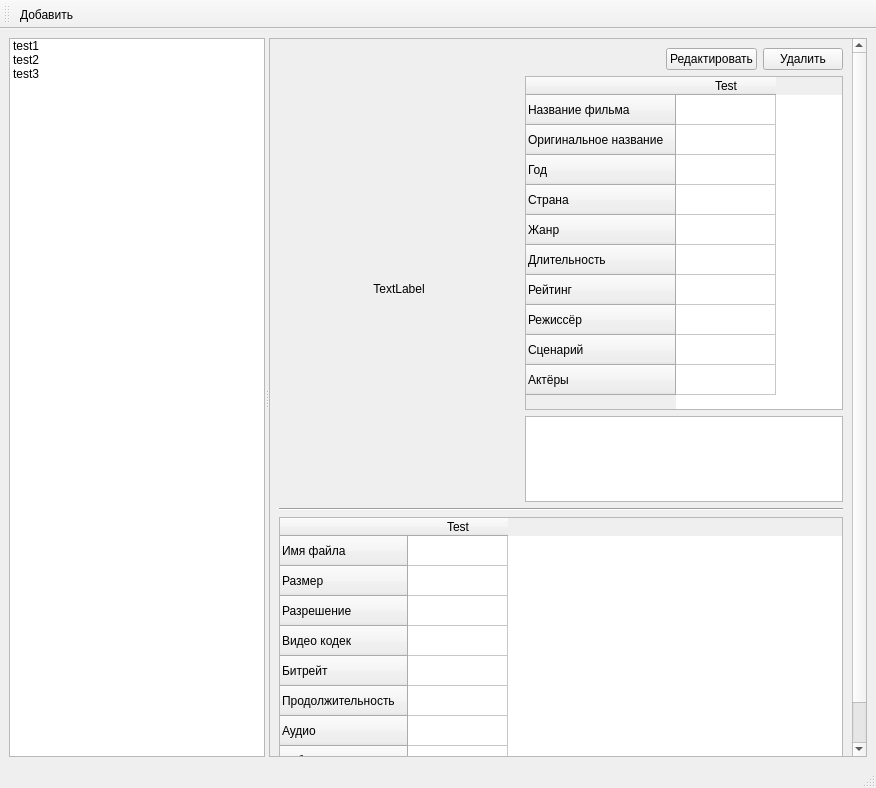
This is data/main.ui in antonkoatl/MvCatalog as Qt 5 draws it before an edit. The edited form follows.
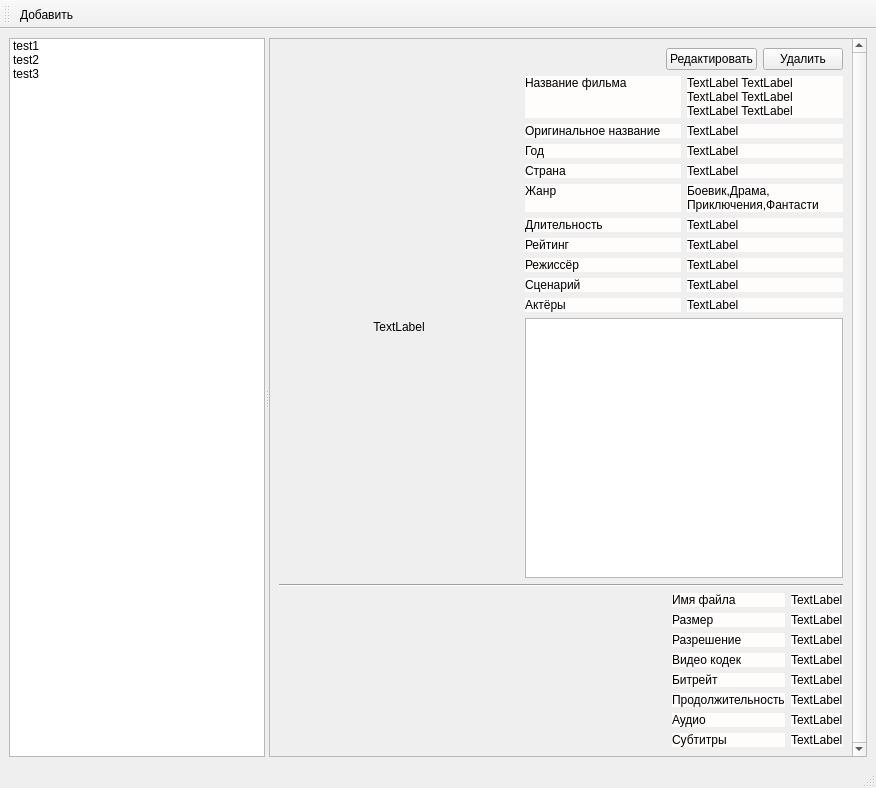
This is the edited form.

Commit message: Replaced tables with labels

What changed in the file:
```diff
--- a/data/main.ui
+++ b/data/main.ui
@@ -68,7 +68,7 @@
              <x>0</x>
              <y>0</y>
              <width>576</width>
-             <height>775</height>
+             <height>699</height>
             </rect>
            </property>
            <layout class="QVBoxLayout" name="verticalLayout_3">
@@ -133,90 +133,310 @@
               <item>
                <layout class="QVBoxLayout" name="verticalLayout_4">
                 <item>
-                 <widget class="QTableWidget" name="tableWidget">
-                  <property name="sizePolicy">
-                   <sizepolicy hsizetype="Expanding" vsizetype="MinimumExpanding">
-                    <horstretch>0</horstretch>
-                    <verstretch>0</verstretch>
-                   </sizepolicy>
-                  </property>
-                  <property name="minimumSize">
-                   <size>
-                    <width>0</width>
-                    <height>0</height>
-                   </size>
-                  </property>
-                  <property name="verticalScrollBarPolicy">
-                   <enum>Qt::ScrollBarAsNeeded</enum>
-                  </property>
-                  <property name="sizeAdjustPolicy">
-                   <enum>QAbstractScrollArea::AdjustToContents</enum>
-                  </property>
-                  <property name="autoScroll">
-                   <bool>true</bool>
-                  </property>
-                  <property name="rowCount">
-                   <number>10</number>
-                  </property>
-                  <property name="columnCount">
-                   <number>1</number>
-                  </property>
-                  <row>
-                   <property name="text">
-                    <string>Название фильма</string>
-                   </property>
-                  </row>
-                  <row>
-                   <property name="text">
-                    <string>Оригинальное название</string>
-                   </property>
-                  </row>
-                  <row>
-                   <property name="text">
-                    <string>Год</string>
-                   </property>
-                  </row>
-                  <row>
-                   <property name="text">
-                    <string>Страна</string>
-                   </property>
-                  </row>
-                  <row>
-                   <property name="text">
-                    <string>Жанр</string>
-                   </property>
-                  </row>
-                  <row>
-                   <property name="text">
-                    <string>Длительность</string>
-                   </property>
-                  </row>
-                  <row>
-                   <property name="text">
-                    <string>Рейтинг</string>
-                   </property>
-                  </row>
-                  <row>
-                   <property name="text">
-                    <string>Режиссёр</string>
-                   </property>
-                  </row>
-                  <row>
-                   <property name="text">
-                    <string>Сценарий</string>
-                   </property>
-                  </row>
-                  <row>
-                   <property name="text">
-                    <string>Актёры</string>
-                   </property>
-                  </row>
-                  <column>
-                   <property name="text">
-                    <string>Test</string>
-                   </property>
-                  </column>
-                 </widget>
+                 <layout class="QGridLayout" name="gridLayout">
+                  <item row="10" column="0">
+                   <widget class="QLabel" name="label_4">
+                    <property name="styleSheet">
+                     <string notr="true">background-color: rgb(255, 252, 252);</string>
+                    </property>
+                    <property name="text">
+                     <string>Актёры</string>
+                    </property>
+                    <property name="alignment">
+                     <set>Qt::AlignLeading|Qt::AlignLeft|Qt::AlignTop</set>
+                    </property>
+                   </widget>
+                  </item>
+                  <item row="7" column="1">
+                   <widget class="QLabel" name="label_17">
+                    <property name="styleSheet">
+                     <string notr="true">background-color: rgb(255, 252, 252);</string>
+                    </property>
+                    <property name="text">
+                     <string>TextLabel</string>
+                    </property>
+                    <property name="wordWrap">
+                     <bool>true</bool>
+                    </property>
+                    <property name="textInteractionFlags">
+                     <set>Qt::LinksAccessibleByMouse|Qt::TextSelectableByMouse</set>
+                    </property>
+                   </widget>
+                  </item>
+                  <item row="6" column="0">
+                   <widget class="QLabel" name="label_14">
+                    <property name="styleSheet">
+                     <string notr="true">background-color: rgb(255, 252, 252);</string>
+                    </property>
+                    <property name="text">
+                     <string>Длительность</string>
+                    </property>
+                    <property name="alignment">
+                     <set>Qt::AlignLeading|Qt::AlignLeft|Qt::AlignTop</set>
+                    </property>
+                   </widget>
+                  </item>
+                  <item row="2" column="1">
+                   <widget class="QLabel" name="label_7">
+                    <property name="styleSheet">
+                     <string notr="true">background-color: rgb(255, 252, 252);</string>
+                    </property>
+                    <property name="text">
+                     <string>TextLabel</string>
+                    </property>
+                    <property name="wordWrap">
+                     <bool>true</bool>
+                    </property>
+                    <property name="textInteractionFlags">
+                     <set>Qt::LinksAccessibleByMouse|Qt::TextSelectableByMouse</set>
+                    </property>
+                   </widget>
+                  </item>
+                  <item row="4" column="1">
+                   <widget class="QLabel" name="label_11">
+                    <property name="styleSheet">
+                     <string notr="true">background-color: rgb(255, 252, 252);</string>
+                    </property>
+                    <property name="text">
+                     <string>TextLabel</string>
+                    </property>
+                    <property name="wordWrap">
+                     <bool>true</bool>
+                    </property>
+                    <property name="textInteractionFlags">
+                     <set>Qt::LinksAccessibleByMouse|Qt::TextSelectableByMouse</set>
+                    </property>
+                   </widget>
+                  </item>
+                  <item row="6" column="1">
+                   <widget class="QLabel" name="label_15">
+                    <property name="styleSheet">
+                     <string notr="true">background-color: rgb(255, 252, 252);</string>
+                    </property>
+                    <property name="text">
+                     <string>TextLabel</string>
+                    </property>
+                    <property name="wordWrap">
+                     <bool>true</bool>
+                    </property>
+                    <property name="textInteractionFlags">
+                     <set>Qt::LinksAccessibleByMouse|Qt::TextSelectableByMouse</set>
+                    </property>
+                   </widget>
+                  </item>
+                  <item row="8" column="0">
+                   <widget class="QLabel" name="label_18">
+                    <property name="styleSheet">
+                     <string notr="true">background-color: rgb(255, 252, 252);</string>
+                    </property>
+                    <property name="text">
+                     <string>Режиссёр</string>
+                    </property>
+                    <property name="alignment">
+                     <set>Qt::AlignLeading|Qt::AlignLeft|Qt::AlignTop</set>
+                    </property>
+                   </widget>
+                  </item>
+                  <item row="10" column="1">
+                   <widget class="QLabel" name="label_5">
+                    <property name="styleSheet">
+                     <string notr="true">background-color: rgb(255, 252, 252);</string>
+                    </property>
+                    <property name="text">
+                     <string>TextLabel</string>
+                    </property>
+                    <property name="wordWrap">
+                     <bool>true</bool>
+                    </property>
+                    <property name="textInteractionFlags">
+                     <set>Qt::LinksAccessibleByMouse|Qt::TextSelectableByMouse</set>
+                    </property>
+                   </widget>
+                  </item>
+                  <item row="3" column="1">
+                   <widget class="QLabel" name="label_9">
+                    <property name="styleSheet">
+                     <string notr="true">background-color: rgb(255, 252, 252);</string>
+                    </property>
+                    <property name="text">
+                     <string>TextLabel</string>
+                    </property>
+                    <property name="wordWrap">
+                     <bool>true</bool>
+                    </property>
+                    <property name="textInteractionFlags">
+                     <set>Qt::LinksAccessibleByMouse|Qt::TextSelectableByMouse</set>
+                    </property>
+                   </widget>
+                  </item>
+                  <item row="8" column="1">
+                   <widget class="QLabel" name="label_19">
+                    <property name="styleSheet">
+                     <string notr="true">background-color: rgb(255, 252, 252);</string>
+                    </property>
+                    <property name="text">
+                     <string>TextLabel</string>
+                    </property>
+                    <property name="wordWrap">
+                     <bool>true</bool>
+                    </property>
+                    <property name="textInteractionFlags">
+                     <set>Qt::LinksAccessibleByMouse|Qt::TextSelectableByMouse</set>
+                    </property>
+                   </widget>
+                  </item>
+                  <item row="5" column="0">
+                   <widget class="QLabel" name="label_12">
+                    <property name="styleSheet">
+                     <string notr="true">background-color: rgb(255, 252, 252);</string>
+                    </property>
+                    <property name="text">
+                     <string>Жанр</string>
+                    </property>
+                    <property name="alignment">
+                     <set>Qt::AlignLeading|Qt::AlignLeft|Qt::AlignTop</set>
+                    </property>
+                   </widget>
+                  </item>
+                  <item row="2" column="0">
+                   <widget class="QLabel" name="label_6">
+                    <property name="styleSheet">
+                     <string notr="true">background-color: rgb(255, 252, 252);</string>
+                    </property>
+                    <property name="text">
+                     <string>Оригинальное название</string>
+                    </property>
+                    <property name="alignment">
+                     <set>Qt::AlignLeading|Qt::AlignLeft|Qt::AlignTop</set>
+                    </property>
+                   </widget>
+                  </item>
+                  <item row="1" column="0">
+                   <widget class="QLabel" name="label_2">
+                    <property name="styleSheet">
+                     <string notr="true">background-color: rgb(255, 252, 252);</string>
+                    </property>
+                    <property name="text">
+                     <string>Название фильма</string>
+                    </property>
+                    <property name="alignment">
+                     <set>Qt::AlignLeading|Qt::AlignLeft|Qt::AlignTop</set>
+                    </property>
+                   </widget>
+                  </item>
+                  <item row="3" column="0">
+                   <widget class="QLabel" name="label_8">
+                    <property name="styleSheet">
+                     <string notr="true">background-color: rgb(255, 252, 252);</string>
+                    </property>
+                    <property name="text">
+                     <string>Год</string>
+                    </property>
+                    <property name="alignment">
+                     <set>Qt::AlignLeading|Qt::AlignLeft|Qt::AlignTop</set>
+                    </property>
+                   </widget>
+                  </item>
+                  <item row="1" column="1">
+                   <widget class="QLabel" name="label_3">
+                    <property name="styleSheet">
+                     <string notr="true">background-color: rgb(255, 252, 252);</string>
+                    </property>
+                    <property name="text">
+                     <string>TextLabel TextLabel TextLabel TextLabel TextLabel TextLabel </string>
+                    </property>
+                    <property name="wordWrap">
+                     <bool>true</bool>
+                    </property>
+                    <property name="textInteractionFlags">
+                     <set>Qt::LinksAccessibleByMouse|Qt::TextSelectableByMouse</set>
+                    </property>
+                   </widget>
+                  </item>
+                  <item row="7" column="0">
+                   <widget class="QLabel" name="label_16">
+                    <property name="styleSheet">
+                     <string notr="true">background-color: rgb(255, 252, 252);</string>
+                    </property>
+                    <property name="text">
+                     <string>Рейтинг</string>
+                    </property>
+                    <property name="alignment">
+                     <set>Qt::AlignLeading|Qt::AlignLeft|Qt::AlignTop</set>
+                    </property>
+                   </widget>
+                  </item>
+                  <item row="4" column="0">
+                   <widget class="QLabel" name="label_10">
+                    <property name="styleSheet">
+                     <string notr="true">background-color: rgb(255, 252, 252);</string>
+                    </property>
+                    <property name="text">
+                     <string>Страна</string>
+                    </property>
+                    <property name="alignment">
+                     <set>Qt::AlignLeading|Qt::AlignLeft|Qt::AlignTop</set>
+                    </property>
+                   </widget>
+                  </item>
+                  <item row="5" column="1">
+                   <widget class="QLabel" name="label_13">
+                    <property name="sizePolicy">
+                     <sizepolicy hsizetype="Preferred" vsizetype="Preferred">
+                      <horstretch>0</horstretch>
+                      <verstretch>0</verstretch>
+                     </sizepolicy>
+                    </property>
+                    <property name="maximumSize">
+                     <size>
+                      <width>16777215</width>
+                      <height>16777215</height>
+                     </size>
+                    </property>
+                    <property name="styleSheet">
+                     <string notr="true">background-color: rgb(255, 252, 252);</string>
+                    </property>
+                    <property name="text">
+                     <string>Боевик,Драма, Приключения,Фантасти</string>
+                    </property>
+                    <property name="wordWrap">
+                     <bool>true</bool>
+                    </property>
+                    <property name="textInteractionFlags">
+                     <set>Qt::LinksAccessibleByMouse|Qt::TextSelectableByMouse</set>
+                    </property>
+                   </widget>
+                  </item>
+                  <item row="9" column="0">
+                   <widget class="QLabel" name="label_20">
+                    <property name="styleSheet">
+                     <string notr="true">background-color: rgb(255, 252, 252);</string>
+                    </property>
+                    <property name="text">
+                     <string>Сценарий</string>
+                    </property>
+                    <property name="alignment">
+                     <set>Qt::AlignLeading|Qt::AlignLeft|Qt::AlignTop</set>
+                    </property>
+                   </widget>
+                  </item>
+                  <item row="9" column="1">
+                   <widget class="QLabel" name="label_21">
+                    <property name="styleSheet">
+                     <string notr="true">background-color: rgb(255, 252, 252);</string>
+                    </property>
+                    <property name="text">
+                     <string>TextLabel</string>
+                    </property>
+                    <property name="wordWrap">
+                     <bool>true</bool>
+                    </property>
+                    <property name="textInteractionFlags">
+                     <set>Qt::LinksAccessibleByMouse|Qt::TextSelectableByMouse</set>
+                    </property>
+                   </widget>
+                  </item>
+                 </layout>
                 </item>
                 <item>
                  <widget class="QPlainTextEdit" name="plainTextEdit"/>
@@ -233,65 +453,257 @@
              </widget>
             </item>
             <item>
-             <widget class="QTableWidget" name="tableWidget_2">
-              <property name="sizePolicy">
-               <sizepolicy hsizetype="Expanding" vsizetype="MinimumExpanding">
-                <horstretch>0</horstretch>
-                <verstretch>0</verstretch>
-               </sizepolicy>
-              </property>
-              <property name="sizeAdjustPolicy">
-               <enum>QAbstractScrollArea::AdjustToContents</enum>
-              </property>
-              <property name="columnCount">
-               <number>1</number>
-              </property>
-              <row>
-               <property name="text">
-                <string>Имя файла</string>
-               </property>
-              </row>
-              <row>
-               <property name="text">
-                <string>Размер</string>
-               </property>
-              </row>
-              <row>
-               <property name="text">
-                <string>Разрешение</string>
-               </property>
-              </row>
-              <row>
-               <property name="text">
-                <string>Видео кодек</string>
-               </property>
-              </row>
-              <row>
-               <property name="text">
-                <string>Битрейт</string>
-               </property>
-              </row>
-              <row>
-               <property name="text">
-                <string>Продолжительность</string>
-               </property>
-              </row>
-              <row>
-               <property name="text">
-                <string>Аудио</string>
-               </property>
-              </row>
-              <row>
-               <property name="text">
-                <string>Субтитры</string>
-               </property>
-              </row>
-              <column>
-               <property name="text">
-                <string>Test</string>
-               </property>
-              </column>
-             </widget>
+             <layout class="QGridLayout" name="gridLayout_2">
+              <item row="0" column="0">
+               <spacer name="horizontalSpacer_2">
+                <property name="orientation">
+                 <enum>Qt::Horizontal</enum>
+                </property>
+                <property name="sizeHint" stdset="0">
+                 <size>
+                  <width>40</width>
+                  <height>20</height>
+                 </size>
+                </property>
+               </spacer>
+              </item>
+              <item row="0" column="1">
+               <layout class="QGridLayout" name="gridLayout_3">
+                <item row="3" column="1">
+                 <widget class="QLabel" name="label_29">
+                  <property name="styleSheet">
+                   <string notr="true">background-color: rgb(255, 252, 252);</string>
+                  </property>
+                  <property name="text">
+                   <string>TextLabel</string>
+                  </property>
+                  <property name="wordWrap">
+                   <bool>true</bool>
+                  </property>
+                  <property name="textInteractionFlags">
+                   <set>Qt::LinksAccessibleByMouse|Qt::TextSelectableByMouse</set>
+                  </property>
+                 </widget>
+                </item>
+                <item row="4" column="0">
+                 <widget class="QLabel" name="label_30">
+                  <property name="styleSheet">
+                   <string notr="true">background-color: rgb(255, 252, 252);</string>
+                  </property>
+                  <property name="text">
+                   <string>Битрейт</string>
+                  </property>
+                  <property name="alignment">
+                   <set>Qt::AlignLeading|Qt::AlignLeft|Qt::AlignTop</set>
+                  </property>
+                 </widget>
+                </item>
+                <item row="6" column="1">
+                 <widget class="QLabel" name="label_35">
+                  <property name="styleSheet">
+                   <string notr="true">background-color: rgb(255, 252, 252);</string>
+                  </property>
+                  <property name="text">
+                   <string>TextLabel</string>
+                  </property>
+                  <property name="wordWrap">
+                   <bool>true</bool>
+                  </property>
+                  <property name="textInteractionFlags">
+                   <set>Qt::LinksAccessibleByMouse|Qt::TextSelectableByMouse</set>
+                  </property>
+                 </widget>
+                </item>
+                <item row="4" column="1">
+                 <widget class="QLabel" name="label_31">
+                  <property name="styleSheet">
+                   <string notr="true">background-color: rgb(255, 252, 252);</string>
+                  </property>
+                  <property name="text">
+                   <string>TextLabel</string>
+                  </property>
+                  <property name="wordWrap">
+                   <bool>true</bool>
+                  </property>
+                  <property name="textInteractionFlags">
+                   <set>Qt::LinksAccessibleByMouse|Qt::TextSelectableByMouse</set>
+                  </property>
+                 </widget>
+                </item>
+                <item row="1" column="1">
+                 <widget class="QLabel" name="label_25">
+                  <property name="styleSheet">
+                   <string notr="true">background-color: rgb(255, 252, 252);</string>
+                  </property>
+                  <property name="text">
+                   <string>TextLabel</string>
+                  </property>
+                  <property name="wordWrap">
+                   <bool>true</bool>
+                  </property>
+                  <property name="textInteractionFlags">
+                   <set>Qt::LinksAccessibleByMouse|Qt::TextSelectableByMouse</set>
+                  </property>
+                 </widget>
+                </item>
+                <item row="5" column="0">
+                 <widget class="QLabel" name="label_32">
+                  <property name="styleSheet">
+                   <string notr="true">background-color: rgb(255, 252, 252);</string>
+                  </property>
+                  <property name="text">
+                   <string>Продолжительность</string>
+                  </property>
+                  <property name="alignment">
+                   <set>Qt::AlignLeading|Qt::AlignLeft|Qt::AlignTop</set>
+                  </property>
+                 </widget>
+                </item>
+                <item row="0" column="0">
+                 <widget class="QLabel" name="label_23">
+                  <property name="styleSheet">
+                   <string notr="true">background-color: rgb(255, 252, 252);</string>
+                  </property>
+                  <property name="text">
+                   <string>Имя файла</string>
+                  </property>
+                  <property name="alignment">
+                   <set>Qt::AlignLeading|Qt::AlignLeft|Qt::AlignTop</set>
+                  </property>
+                 </widget>
+                </item>
+                <item row="3" column="0">
+                 <widget class="QLabel" name="label_28">
+                  <property name="styleSheet">
+                   <string notr="true">background-color: rgb(255, 252, 252);</string>
+                  </property>
+                  <property name="text">
+                   <string>Видео кодек</string>
+                  </property>
+                  <property name="alignment">
+                   <set>Qt::AlignLeading|Qt::AlignLeft|Qt::AlignTop</set>
+                  </property>
+                 </widget>
+                </item>
+                <item row="2" column="1">
+                 <widget class="QLabel" name="label_27">
+                  <property name="styleSheet">
+                   <string notr="true">background-color: rgb(255, 252, 252);</string>
+                  </property>
+                  <property name="text">
+                   <string>TextLabel</string>
+                  </property>
+                  <property name="wordWrap">
+                   <bool>true</bool>
+                  </property>
+                  <property name="textInteractionFlags">
+                   <set>Qt::LinksAccessibleByMouse|Qt::TextSelectableByMouse</set>
+                  </property>
+                 </widget>
+                </item>
+                <item row="5" column="1">
+                 <widget class="QLabel" name="label_33">
+                  <property name="styleSheet">
+                   <string notr="true">background-color: rgb(255, 252, 252);</string>
+                  </property>
+                  <property name="text">
+                   <string>TextLabel</string>
+                  </property>
+                  <property name="wordWrap">
+                   <bool>true</bool>
+                  </property>
+                  <property name="textInteractionFlags">
+                   <set>Qt::LinksAccessibleByMouse|Qt::TextSelectableByMouse</set>
+                  </property>
+                 </widget>
+                </item>
+                <item row="6" column="0">
+                 <widget class="QLabel" name="label_34">
+                  <property name="styleSheet">
+                   <string notr="true">background-color: rgb(255, 252, 252);</string>
+                  </property>
+                  <property name="text">
+                   <string>Аудио</string>
+                  </property>
+                  <property name="alignment">
+                   <set>Qt::AlignLeading|Qt::AlignLeft|Qt::AlignTop</set>
+                  </property>
+                 </widget>
+                </item>
+                <item row="2" column="0">
+                 <widget class="QLabel" name="label_26">
+                  <property name="styleSheet">
+                   <string notr="true">background-color: rgb(255, 252, 252);</string>
+                  </property>
+                  <property name="text">
+                   <string>Разрешение</string>
+                  </property>
+                  <property name="alignment">
+                   <set>Qt::AlignLeading|Qt::AlignLeft|Qt::AlignTop</set>
+                  </property>
+                 </widget>
+                </item>
+                <item row="1" column="0">
+                 <widget class="QLabel" name="label_22">
+                  <property name="styleSheet">
+                   <string notr="true">background-color: rgb(255, 252, 252);</string>
+                  </property>
+                  <property name="text">
+                   <string>Размер</string>
+                  </property>
+                  <property name="alignment">
+                   <set>Qt::AlignLeading|Qt::AlignLeft|Qt::AlignTop</set>
+                  </property>
+                 </widget>
+                </item>
+                <item row="0" column="1">
+                 <widget class="QLabel" name="label_24">
+                  <property name="styleSheet">
+                   <string notr="true">background-color: rgb(255, 252, 252);</string>
+                  </property>
+                  <property name="text">
+                   <string>TextLabel</string>
+                  </property>
+                  <property name="wordWrap">
+                   <bool>true</bool>
+                  </property>
+                  <property name="textInteractionFlags">
+                   <set>Qt::LinksAccessibleByMouse|Qt::TextSelectableByMouse</set>
+                  </property>
+                 </widget>
+                </item>
+                <item row="7" column="0">
+                 <widget class="QLabel" name="label_36">
+                  <property name="styleSheet">
+                   <string notr="true">background-color: rgb(255, 252, 252);</string>
+                  </property>
+                  <property name="text">
+                   <string>Субтитры</string>
+                  </property>
+                  <property name="alignment">
+                   <set>Qt::AlignLeading|Qt::AlignLeft|Qt::AlignTop</set>
+                  </property>
+                 </widget>
+                </item>
+                <item row="7" column="1">
+                 <widget class="QLabel" name="label_37">
+                  <property name="styleSheet">
+                   <string notr="true">background-color: rgb(255, 252, 252);</string>
+                  </property>
+                  <property name="text">
+                   <string>TextLabel</string>
+                  </property>
+                  <property name="wordWrap">
+                   <bool>true</bool>
+                  </property>
+                  <property name="textInteractionFlags">
+                   <set>Qt::LinksAccessibleByMouse|Qt::TextSelectableByMouse</set>
+                  </property>
+                 </widget>
+                </item>
+               </layout>
+              </item>
+             </layout>
             </item>
            </layout>
           </widget>
```
The commit also changes 4 other files.
